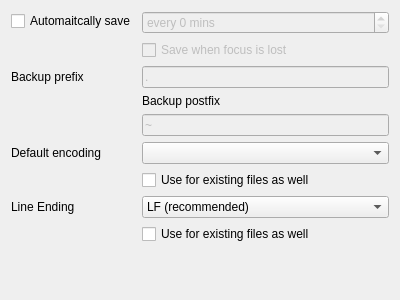
This is src/prymatex/gui/config/ui_files/save.ui in prymatex/prymatex as Qt 5 draws it before an edit. The edited form follows.
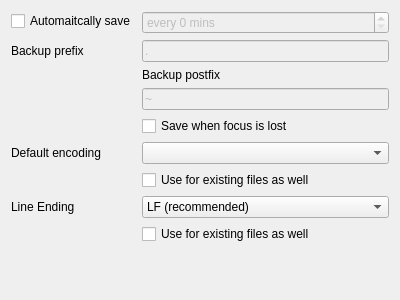
This is the edited form. Icons and pictures are not drawn.

What changed in the file:
```diff
--- a/src/prymatex/gui/config/ui_files/save.ui
+++ b/src/prymatex/gui/config/ui_files/save.ui
@@ -55,24 +55,24 @@
      </property>
     </widget>
    </item>
-   <item row="8" column="0">
+   <item row="9" column="0">
     <widget class="QLabel" name="label_3">
      <property name="text">
       <string>Default encoding</string>
      </property>
     </widget>
    </item>
-   <item row="8" column="1">
+   <item row="9" column="1">
     <widget class="QComboBox" name="comboEncodings"/>
    </item>
-   <item row="10" column="0">
+   <item row="11" column="0">
     <widget class="QLabel" name="label_4">
      <property name="text">
       <string>Line Ending</string>
      </property>
     </widget>
    </item>
-   <item row="10" column="1">
+   <item row="11" column="1">
     <widget class="QComboBox" name="comboBox">
      <item>
       <property name="text">
@@ -86,30 +86,20 @@
      </item>
     </widget>
    </item>
-   <item row="11" column="1">
+   <item row="12" column="1">
     <widget class="QCheckBox" name="checkBox">
      <property name="text">
       <string>Use for existing files as well</string>
      </property>
     </widget>
    </item>
-   <item row="9" column="1">
+   <item row="10" column="1">
     <widget class="QCheckBox" name="checkBox_3">
      <property name="text">
       <string>Use for existing files as well</string>
      </property>
     </widget>
    </item>
-   <item row="4" column="1">
-    <widget class="QCheckBox" name="checkBox_4">
-     <property name="enabled">
-      <bool>false</bool>
-     </property>
-     <property name="text">
-      <string>Save when focus is lost</string>
-     </property>
-    </widget>
-   </item>
    <item row="2" column="0">
     <widget class="QCheckBox" name="checkAutoSave">
      <property name="text">
@@ -133,6 +123,16 @@
      </property>
     </widget>
    </item>
+   <item row="8" column="1">
+    <widget class="QCheckBox" name="checkBox_4">
+     <property name="enabled">
+      <bool>true</bool>
+     </property>
+     <property name="text">
+      <string>Save when focus is lost</string>
+     </property>
+    </widget>
+   </item>
   </layout>
  </widget>
  <resources>
```
Left out of the diff: 34 changed lines with no effect on the pictures.
